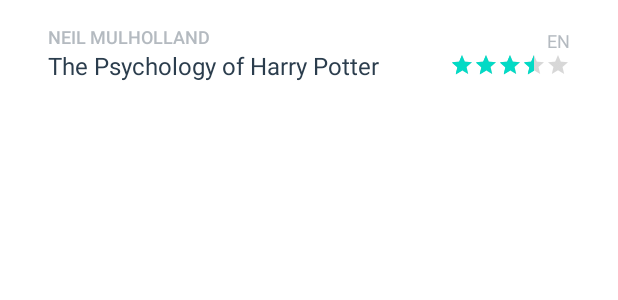
After one commit to Rafae11o/BookLIstingApp, an Android app: the layout book_item.xml on its own in the app's theme, with its tools: preview values and no code run, on a phone screen of 412 x 824 dp. The commit adds this screen. Shown: the top 300 px of the screen. Run offline under Robolectric (Android 15) with nearby library versions, the phone set to English and light mode, and no system bars.

Commit message:
Added book list loading

```diff
--- a/app/src/main/AndroidManifest.xml
+++ b/app/src/main/AndroidManifest.xml
@@ -1,6 +1,9 @@
 <?xml version="1.0" encoding="utf-8"?>
 <manifest xmlns:android="http://schemas.android.com/apk/res/android"
     package="com.example.booklisting">
+
+    <uses-permission android:name="android.permission.INTERNET"/>
+    <uses-permission android:name="android.permission.ACCESS_NETWORK_STATE" />
 
     <application
         android:allowBackup="true"
--- /dev/null
+++ b/app/src/main/res/layout/book_item.xml
@@ -0,0 +1,79 @@
+<?xml version="1.0" encoding="utf-8"?>
+<LinearLayout xmlns:android="http://schemas.android.com/apk/res/android"
+    android:layout_width="match_parent"
+    android:layout_height="wrap_content"
+    android:orientation="horizontal"
+    android:paddingEnd="32dp"
+    android:paddingStart="16dp"
+    android:paddingTop="16dp"
+    android:paddingBottom="16dp"
+    android:divider="@null"
+    android:dividerHeight="0dp">
+
+<!--    <ImageView-->
+<!--        android:layout_width="80dp"-->
+<!--        android:layout_height="80dp"-->
+<!--        android:src="@drawable/content"-->
+<!--        android:gravity="center"-->
+<!--        android:layout_gravity="center_vertical"/>-->
+
+    <LinearLayout
+        android:layout_width="0dp"
+        android:layout_height="wrap_content"
+        android:layout_gravity="center_vertical"
+        android:layout_marginStart="16dp"
+        android:layout_weight="1"
+        android:orientation="vertical">
+
+        <TextView
+            android:id="@+id/authors"
+            android:layout_width="wrap_content"
+            android:layout_height="wrap_content"
+            android:ellipsize="end"
+            android:fontFamily="sans-serif-medium"
+            android:maxLines="1"
+            android:textAllCaps="true"
+            android:textColor="@color/bookDetails"
+            android:textSize="12sp"
+            android:text="@string/neil_mulholland" />
+
+        <TextView
+            android:id="@+id/title"
+            android:layout_width="wrap_content"
+            android:layout_height="wrap_content"
+            android:ellipsize="end"
+            android:maxLines="2"
+            android:textColor="@color/bookAuthor"
+            android:textSize="16sp"
+            android:text="@string/the_psychology_of_harry_potter" />
+
+    </LinearLayout>
+
+    <LinearLayout
+        android:layout_width="wrap_content"
+        android:layout_height="wrap_content"
+        android:layout_gravity="center_vertical"
+        android:layout_marginStart="16dp"
+        android:orientation="vertical">
+
+        <TextView
+            android:id="@+id/language"
+            android:layout_width="wrap_content"
+            android:layout_height="wrap_content"
+            android:layout_gravity="end"
+            android:textColor="@color/bookDetails"
+            android:textSize="12sp"
+            android:text="@string/en"/>
+
+        <RatingBar
+            android:id="@+id/rating"
+            style="?android:attr/ratingBarStyleSmall"
+            android:layout_width="wrap_content"
+            android:layout_height="wrap_content"
+            android:numStars="5"
+            android:rating="3.5"
+            android:isIndicator="true"/>
+
+    </LinearLayout>
+
+</LinearLayout>
--- a/app/src/main/res/values/colors.xml
+++ b/app/src/main/res/values/colors.xml
@@ -7,4 +7,9 @@
     <color name="teal_700">#FF018786</color>
     <color name="black">#FF000000</color>
     <color name="white">#FFFFFFFF</color>
+    <!-- Text color for the details of the earthquake in the list item -->
+    <color name="bookDetails">#B4BAC0</color>
+
+    <!-- Text color for the primary location of the earthquake in the list item -->
+    <color name="bookAuthor">#2B3D4D</color>
 </resources>
--- a/app/src/main/res/values/strings.xml
+++ b/app/src/main/res/values/strings.xml
@@ -1,3 +1,7 @@
 <resources>
     <string name="app_name">BookLIsting</string>
+    <string name="neil_mulholland">Neil Mulholland</string>
+    <string name="the_psychology_of_harry_potter">The Psychology of Harry Potter</string>
+    <string name="en">EN</string>
+    <string name="search_for_book">Search for book</string>
 </resources>
```
Also changed, not shown: app/src/main/java/com/example/booklisting/Book.java (added, +80 -0 lines), app/src/main/java/com/example/booklisting/BookAdapter.java (added, +44 -0 lines), app/src/main/java/com/example/booklisting/BookLoader.java (added, +33 -0 lines), app/src/main/java/com/example/booklisting/MainActivity.java (+52 -1 lines), app/src/main/java/com/example/booklisting/QueryUtils.java (added, +121 -0 lines), app/src/main/res/layout/activity_main.xml (+14 -8 lines).
